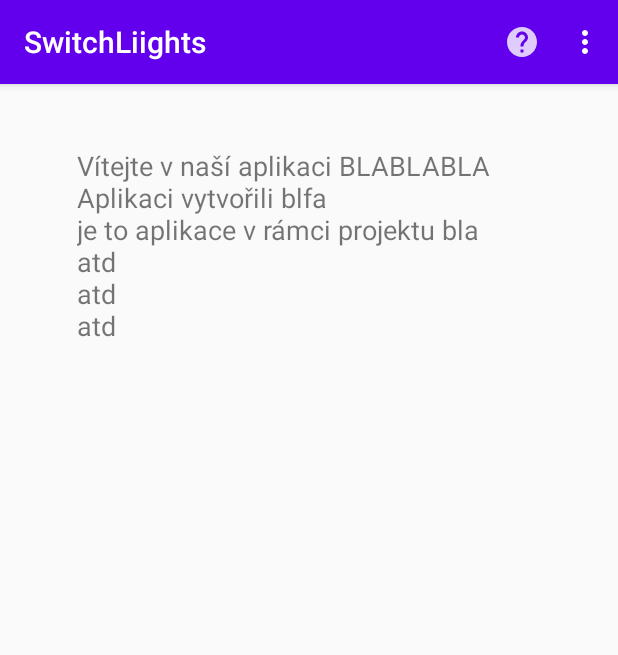
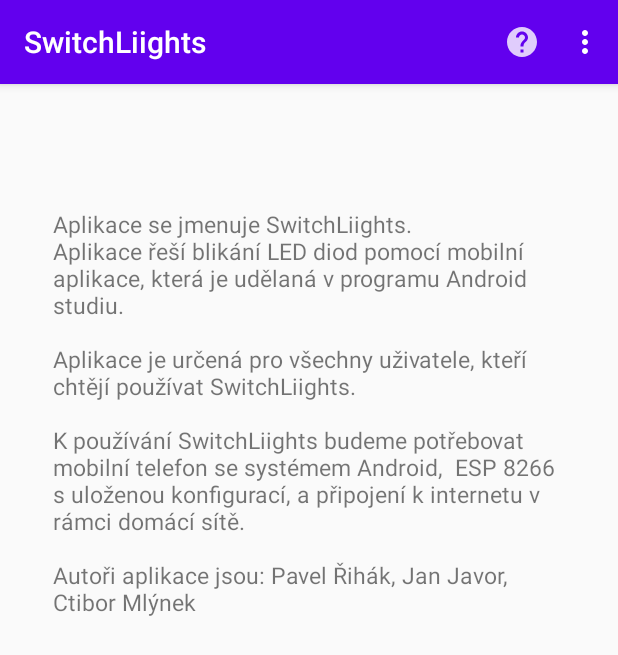
Before and after one commit to realfaid/SchoolProject, an Android app: the screen it shows after launch (LedActivity), in the options menu, after a tap on "Informace", on a phone screen of 412 x 824 dp. Shown: the top 655 px of the screen. Run offline under Robolectric (Android 15) with nearby library versions, the phone set to English and light mode, and no system bars.

Commit message:
information layout

```diff
--- a/SchoolProject/app/src/main/res/layout/information_layout.xml
+++ b/SchoolProject/app/src/main/res/layout/information_layout.xml
@@ -8,17 +8,25 @@
 
     <TextView
         android:id="@+id/helpText"
-        android:layout_width="300dp"
-        android:layout_height="wrap_content"
-        android:layout_marginStart="20dp"
+        android:layout_width="336dp"
+        android:layout_height="625dp"
+        android:layout_marginStart="30dp"
         android:layout_marginTop="30dp"
+        android:layout_marginEnd="30dp"
         android:singleLine="false"
-        android:text="Vítejte v naší aplikaci BLABLABLA \nAplikaci vytvořili blfa \nje to aplikace v rámci projektu bla \natd \natd \natd"
-        android:textSize="18dp"
+        android:text="Aplikace se jmenuje SwitchLiights.
+\nAplikace řeší blikání LED diod pomocí mobilní aplikace, která je udělaná v programu Android studiu.
+\n
+\nAplikace je určená pro všechny uživatele, kteří chtějí používat SwitchLiights.
+\n
+\nK používání SwitchLiights budeme potřebovat mobilní telefon se systémem Android,  ESP 8266 s uloženou konfigurací, a připojení k internetu v rámci domácí sítě.
+\n
+\nAutoři aplikace jsou: Pavel Řihák, Jan Javor, Ctibor Mlýnek"
+        android:textSize="15dp"
         app:layout_constraintBottom_toBottomOf="parent"
         app:layout_constraintEnd_toEndOf="parent"
-        app:layout_constraintHorizontal_bias="0.338"
+        app:layout_constraintHorizontal_bias="0.333"
         app:layout_constraintStart_toStartOf="parent"
         app:layout_constraintTop_toTopOf="parent"
-        app:layout_constraintVertical_bias="0.02" />
+        app:layout_constraintVertical_bias="0.465" />
 </androidx.constraintlayout.widget.ConstraintLayout>
```
